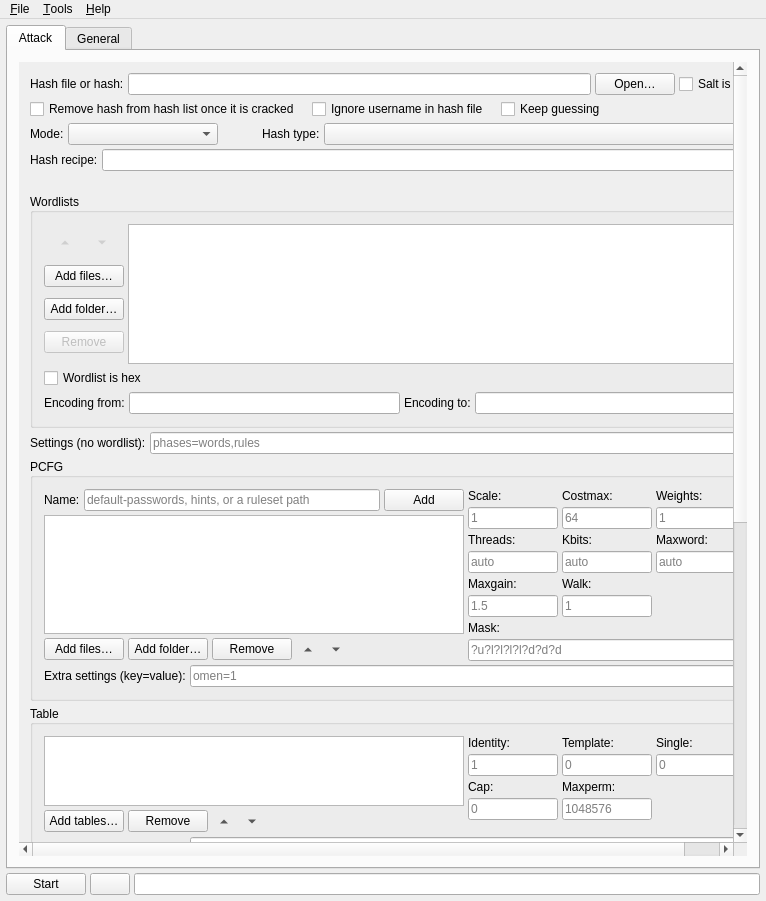
This is src/mainwindow.ui in rgroesslinger/hashcat-gui as Qt 5 draws it before an edit. The edited form follows.
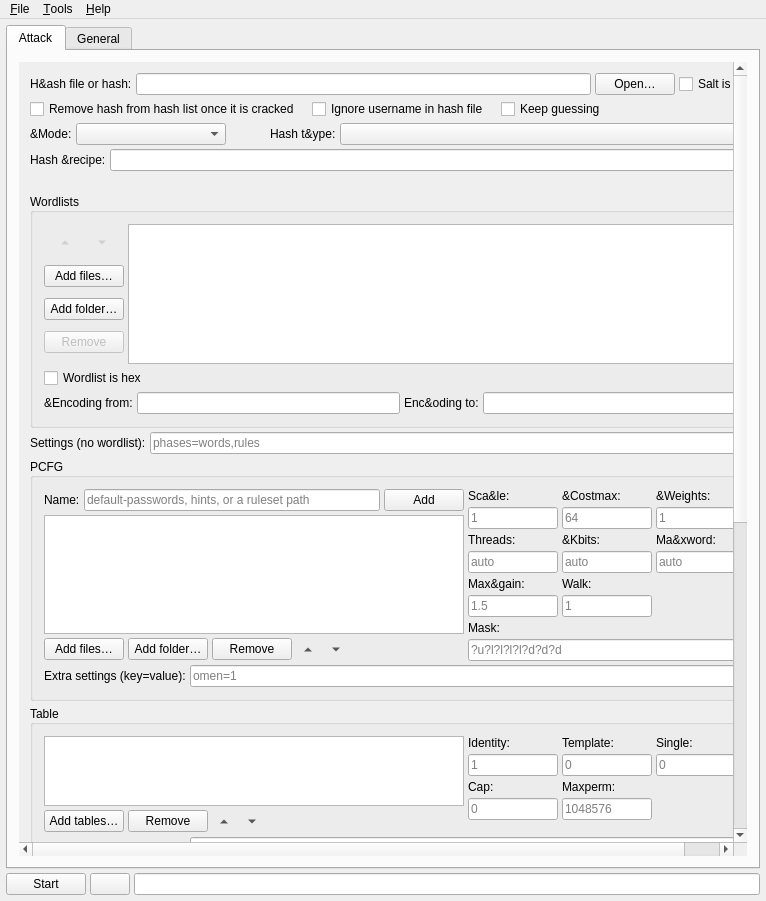
This is the edited form.

Diff of the .ui file:
```diff
--- a/src/mainwindow.ui
+++ b/src/mainwindow.ui
@@ -93,7 +93,7 @@
               <item>
                <widget class="QLabel" name="label_hashfile">
                 <property name="text">
-                 <string>Hash file or hash:</string>
+                 <string>H&amp;ash file or hash:</string>
                 </property>
                </widget>
               </item>
@@ -193,7 +193,7 @@
               <item>
                <widget class="QLabel" name="label_attack_mode">
                 <property name="text">
-                 <string>Mode:</string>
+                 <string>&amp;Mode:</string>
                 </property>
                </widget>
               </item>
@@ -235,7 +235,7 @@
                  </sizepolicy>
                 </property>
                 <property name="text">
-                 <string>Hash type:</string>
+                 <string>Hash t&amp;ype:</string>
                 </property>
                </widget>
               </item>
@@ -280,7 +280,7 @@
                <bool>false</bool>
                 </property>
                 <property name="text">
-               <string>Hash recipe:</string>
+               <string>Hash &amp;recipe:</string>
                 </property>
                </widget>
               </item>
@@ -495,7 +495,7 @@
                  <item>
                   <widget class="QLabel" name="label_encoding_from">
                    <property name="text">
-                    <string>Encoding from:</string>
+                    <string>&amp;Encoding from:</string>
                    </property>
                   </widget>
                  </item>
@@ -505,7 +505,7 @@
                  <item>
                   <widget class="QLabel" name="label_encoding_to">
                    <property name="text">
-                    <string>Encoding to:</string>
+                    <string>Enc&amp;oding to:</string>
                    </property>
                   </widget>
                  </item>
@@ -759,7 +759,7 @@
                  <item row="0" column="0">
              <widget class="QLabel" name="label_pcfg_scale">
               <property name="text">
-               <string>Scale:</string>
+               <string>Sca&amp;le:</string>
               </property>
              </widget>
                  </item>
@@ -782,7 +782,7 @@
                  <item row="0" column="1">
              <widget class="QLabel" name="label_pcfg_costmax">
               <property name="text">
-               <string>Costmax:</string>
+               <string>&amp;Costmax:</string>
               </property>
              </widget>
                  </item>
@@ -805,7 +805,7 @@
                  <item row="0" column="2">
              <widget class="QLabel" name="label_pcfg_weights">
               <property name="text">
-               <string>Weights:</string>
+               <string>&amp;Weights:</string>
               </property>
              </widget>
                  </item>
@@ -851,7 +851,7 @@
                  <item row="2" column="1">
              <widget class="QLabel" name="label_pcfg_kbits">
               <property name="text">
-               <string>Kbits:</string>
+               <string>&amp;Kbits:</string>
               </property>
              </widget>
                  </item>
@@ -874,7 +874,7 @@
                  <item row="2" column="2">
              <widget class="QLabel" name="label_pcfg_maxword">
               <property name="text">
-               <string>Maxword:</string>
+               <string>Ma&amp;xword:</string>
               </property>
              </widget>
                  </item>
@@ -897,7 +897,7 @@
                  <item row="4" column="0">
              <widget class="QLabel" name="label_pcfg_maxgain">
               <property name="text">
-               <string>Maxgain:</string>
+               <string>Max&amp;gain:</string>
               </property>
              </widget>
                  </item>
```
Left out of the diff: 42 changed lines with no effect on the pictures.
